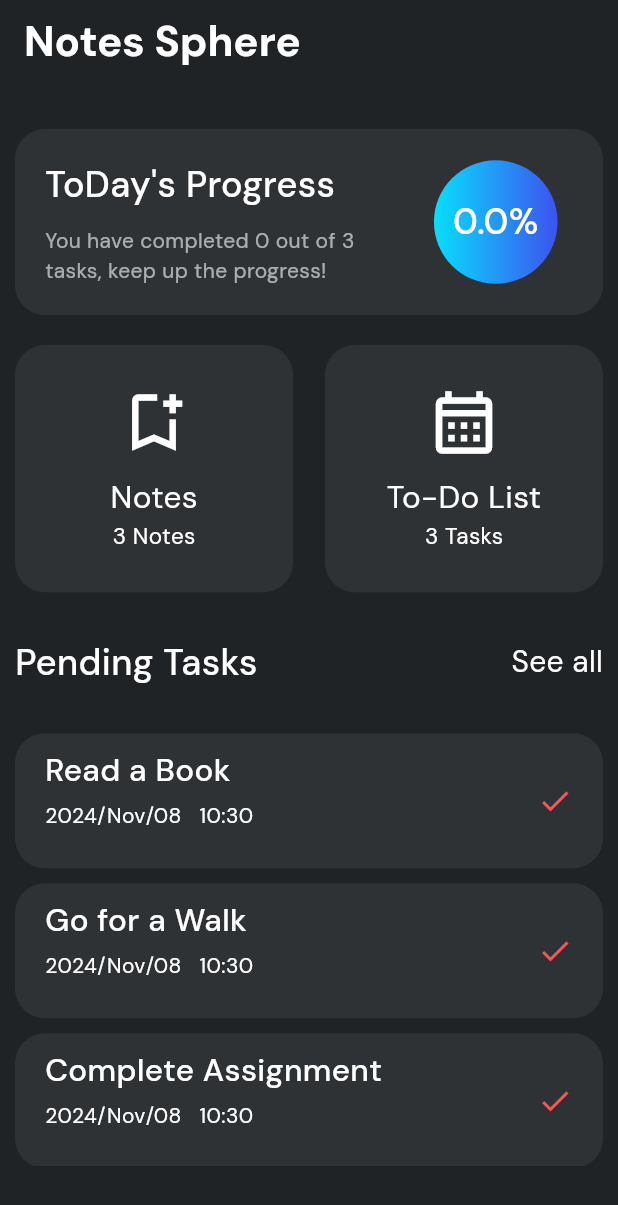
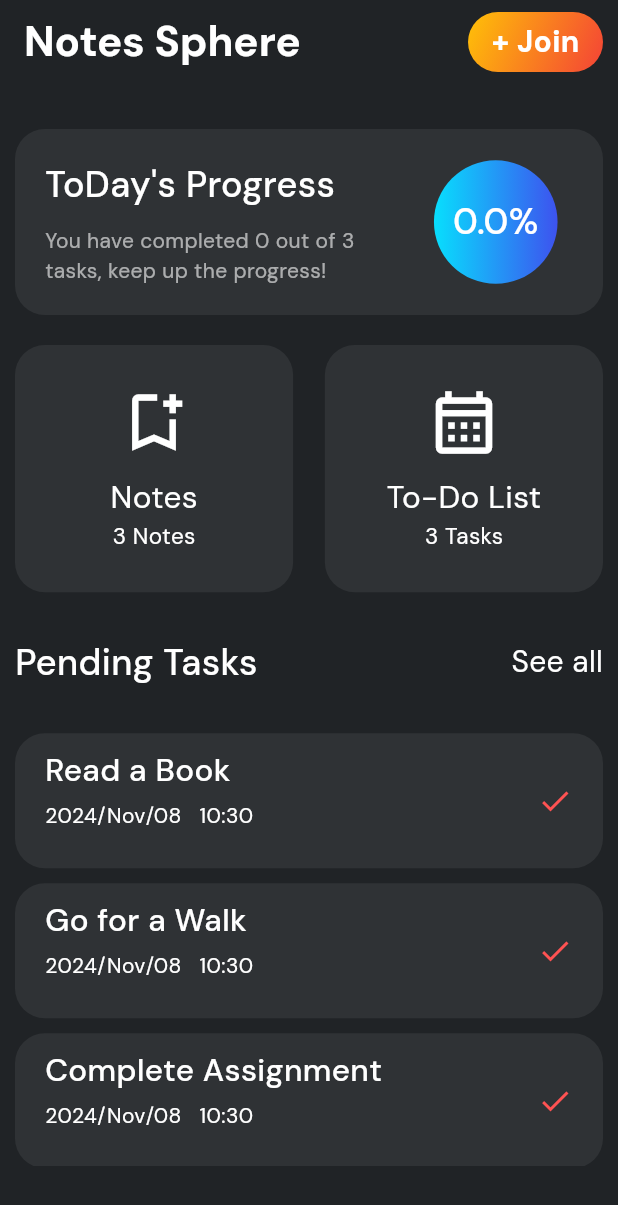
Before and after one commit to THARINDUnirmal/notes-sphere, a Flutter app: the screen it shows after launch, on a phone screen of 412 x 824 dp. Shown: the top 1205 px of the screen. Run offline on Flutter 3.47's test engine with Material 3 defaults, Android fonts, the phone set to English and light mode, and no system bars; our stand-ins replace go_router, google_fonts, hive, hive_flutter; accounts and stored records are empty.

Commit message:
join with us connection implement

```diff
--- a/lib/screens/home_screen.dart
+++ b/lib/screens/home_screen.dart
@@ -64,6 +64,39 @@ class _HomeScreenState extends State<HomeScreen> {
           "Notes Sphere",
           style: AppTextStyles.appTitle,
         ),
+        actions: [
+          InkWell(
+            onTap: () {
+              AppRouters.appRoute.push("/LogIn");
+            },
+            child: Container(
+              width: 90,
+              height: 40,
+              decoration: BoxDecoration(
+                borderRadius: BorderRadius.circular(100),
+                gradient: const LinearGradient(
+                  colors: [
+                    Colors.amber,
+                    Colors.red,
+                  ],
+                  begin: Alignment.topLeft,
+                  end: Alignment.bottomRight,
+                ),
+              ),
+              child: Center(
+                child: Text(
+                  "+ Join",
+                  style: AppTextStyles.appLaegeDescription.copyWith(
+                    fontWeight: FontWeight.w700,
+                  ),
+                ),
+              ),
+            ),
+          ),
+          const SizedBox(
+            width: 10,
+          ),
+        ],
       ),
       body: Padding(
         padding: const EdgeInsets.all(
@@ -140,7 +173,7 @@ class _HomeScreenState extends State<HomeScreen> {
                           AppRouters.appRoute.go("/ToDoScreen");
                         },
                         child: Container(
-                          padding: EdgeInsets.all(10),
+                          padding: const EdgeInsets.all(10),
                           height: 50,
                           width: 250,
                           decoration: BoxDecoration(
--- a/lib/screens/note_edit_screen.dart
+++ b/lib/screens/note_edit_screen.dart
@@ -219,7 +219,7 @@ class _NoteEditScreenState extends State<NoteEditScreen> {
                               }
 
                               //navigate
-                              AppRouters.appRoute.push("/Notes");
+                              AppRouters.appRoute.go("/Notes");
                             } catch (e) {
                               print(e.toString());
 
--- a/lib/utils/routers/app_routers.dart
+++ b/lib/utils/routers/app_routers.dart
@@ -7,6 +7,7 @@ import 'package:notes_sphere/screens/home_screen.dart';
 import 'package:notes_sphere/screens/note_add_screen.dart';
 import 'package:notes_sphere/screens/note_edit_screen.dart';
 import 'package:notes_sphere/screens/notes_screen.dart';
+import 'package:notes_sphere/screens/onbording_screen.dart';
 import 'package:notes_sphere/screens/to_do_screen/to_do_screen.dart';
 
 class AppRouters {
@@ -64,6 +65,12 @@ class AppRouters {
         builder: (context, state) {
           return const ToDoScreen();
         },
+      ),
+      GoRoute(
+        path: "/LogIn",
+        builder: (context, state) {
+          return const OnbordingScreen();
+        },
       )
     ],
   );
--- a/pubspec.yaml
+++ b/pubspec.yaml
@@ -41,6 +41,7 @@ dependencies:
   hive_flutter: ^1.1.0
   uuid: ^4.5.1
   intl: ^0.19.0
+  url_launcher: ^6.3.1
 
 
 dev_dependencies:
@@ -68,9 +69,8 @@ flutter:
   uses-material-design: true
 
   # To add assets to your application, add an assets section, like this:
-  # assets:
-  #   - images/a_dot_burr.jpeg
-  #   - images/a_dot_ham.jpeg
+  assets:
+    - assets/
 
   # An image asset can refer to one or more resolution-specific "variants", see
   # https://flutter.dev/to/resolution-aware-images
```
Also changed, not shown: lib/screens/onbording_screen.dart (added, +170 -0 lines), pubspec.lock, 6 other files.
